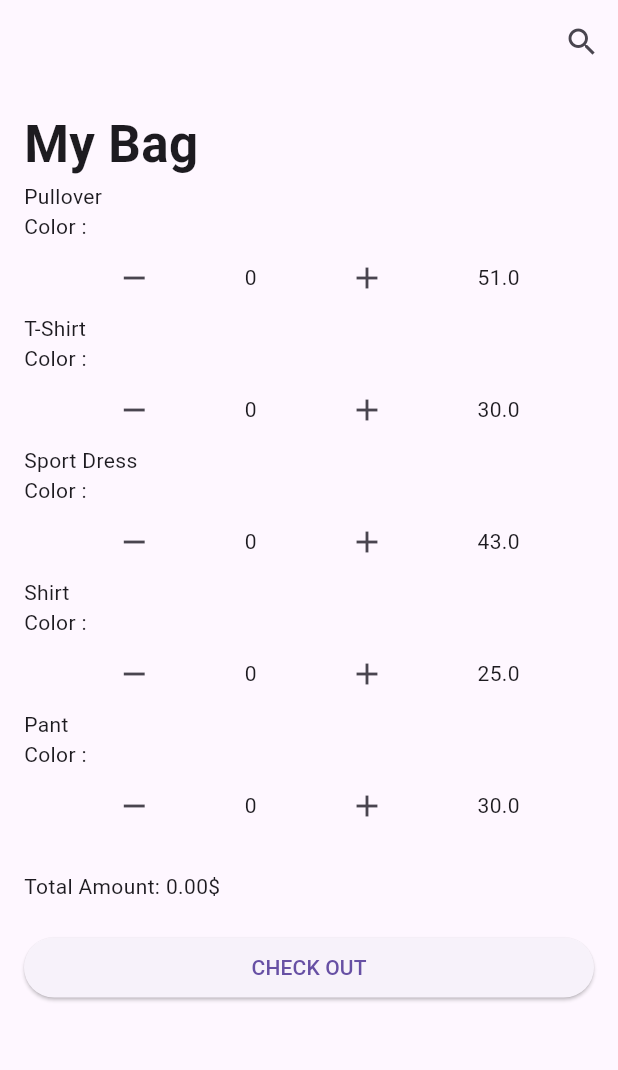
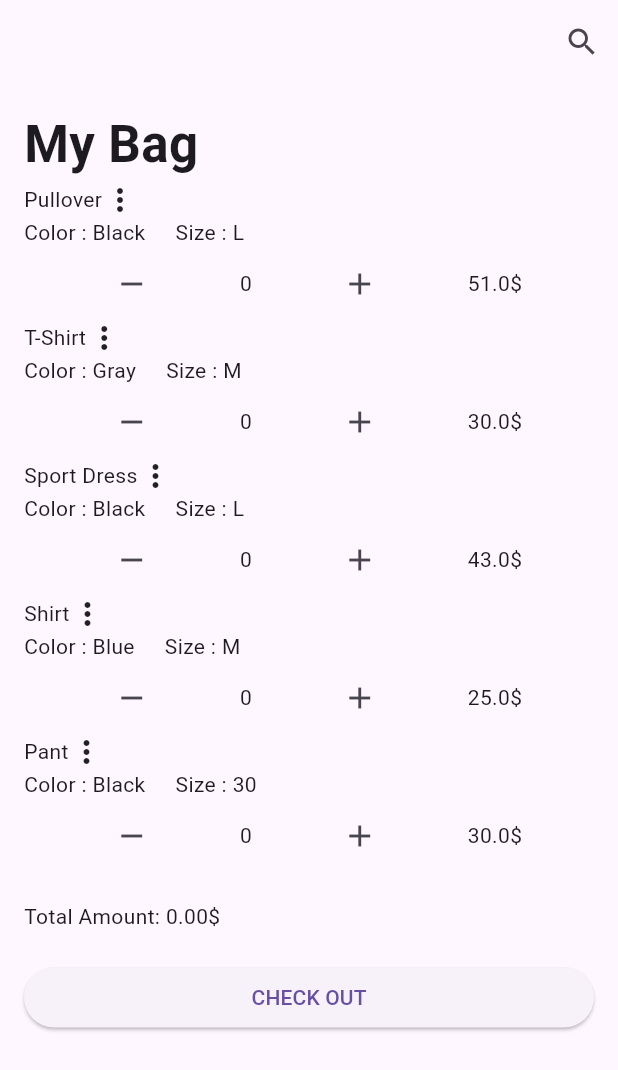
Before and after one commit to Tanvir-AN/Modul_10_Assignment, a Flutter app: the screen it shows after launch, on a phone screen of 412 x 824 dp. Shown: the top 1070 px of the screen. Run offline on Flutter 3.47's test engine with Material 3 defaults, Android fonts, the phone set to English and light mode, and no system bars.

Commit message:
adding new variable and value

```diff
--- a/lib/main.dart
+++ b/lib/main.dart
@@ -20,11 +20,11 @@ class ShoppingCart extends StatefulWidget {
 
 class _ShoppingCartState extends State<ShoppingCart> {
   List<CartItem> cartItems = [
-    CartItem(name: 'Pullover', unitPrice: 51.0),
-    CartItem(name: 'T-Shirt', unitPrice: 30.0),
-    CartItem(name: 'Sport Dress', unitPrice: 43.0),
-    CartItem(name: 'Shirt', unitPrice: 25.0),
-    CartItem(name: 'Pant', unitPrice: 30.0),
+    CartItem(name: 'Pullover', color: 'Black', size: 'L' , unitPrice: 51.0),
+    CartItem(name: 'T-Shirt', color: 'Gray', size: 'M' , unitPrice: 30.0),
+    CartItem(name: 'Sport Dress', color: 'Black', size: 'L' , unitPrice: 43.0),
+    CartItem(name: 'Shirt', color: 'Blue', size: 'M' , unitPrice: 25.0),
+    CartItem(name: 'Pant', color: 'Black', size: '30' , unitPrice: 30.0),
   ];
 
   @override
@@ -131,9 +131,11 @@ class _ShoppingCartState extends State<ShoppingCart> {
 class CartItem {
   final String name;
   final double unitPrice;
+  final String color;
+  final String size;
   int quantity;
 
-  CartItem({required this.name, required this.unitPrice, this.quantity = 0});
+  CartItem({required this.name, required this.unitPrice, this.quantity = 0, required this.color, required this.size});
 }
 
 class CartItemWidget extends StatelessWidget {
@@ -154,11 +156,14 @@ class CartItemWidget extends StatelessWidget {
         Row(
           children: [
             Text('${item.name}'),
+            Icon(Icons.more_vert),
           ],
         ),
         Row(
           children: [
-            Text('Color :'),
+            Text('Color : ${item.color}'),
+            SizedBox(width: 20,),
+            Text('Size : ${item.size}')
           ],
         ),
         Row(
@@ -173,7 +178,7 @@ class CartItemWidget extends StatelessWidget {
               icon: Icon(Icons.add),
               onPressed: onAdd,
             ),
-            Text('${item.unitPrice}')
+            Text('${item.unitPrice}\$')
           ],
         ),
       ],
```
